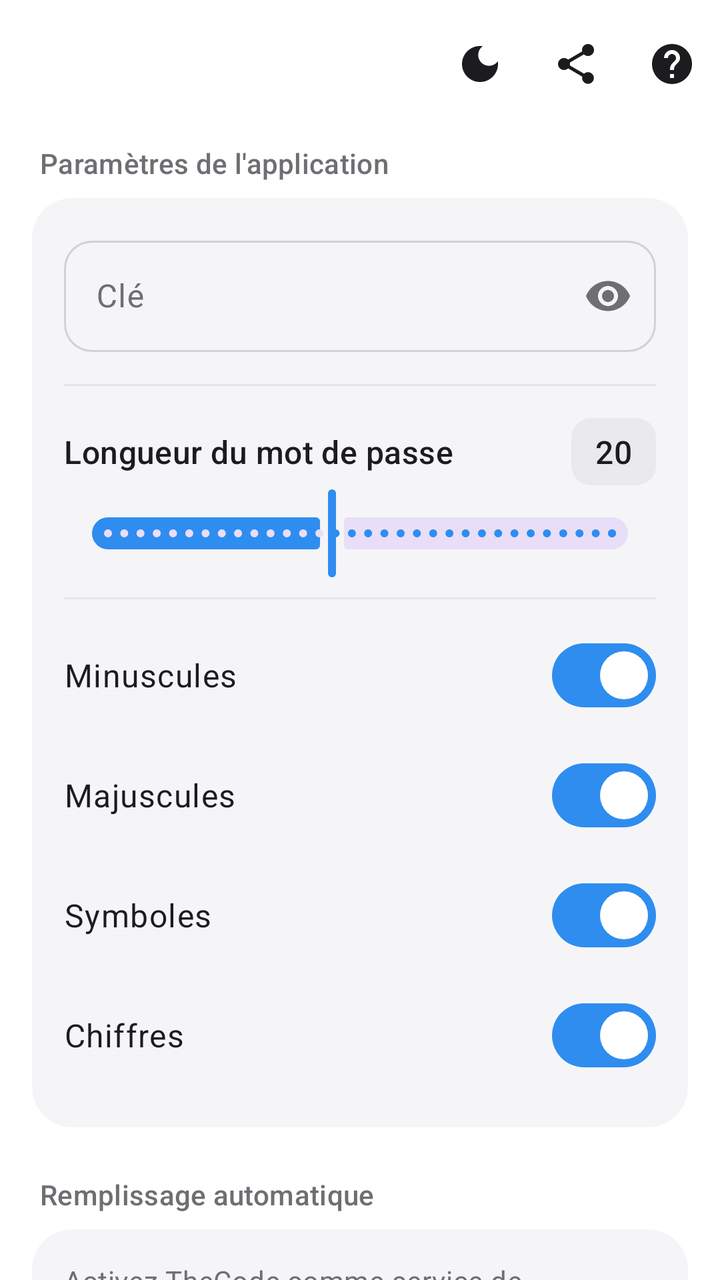
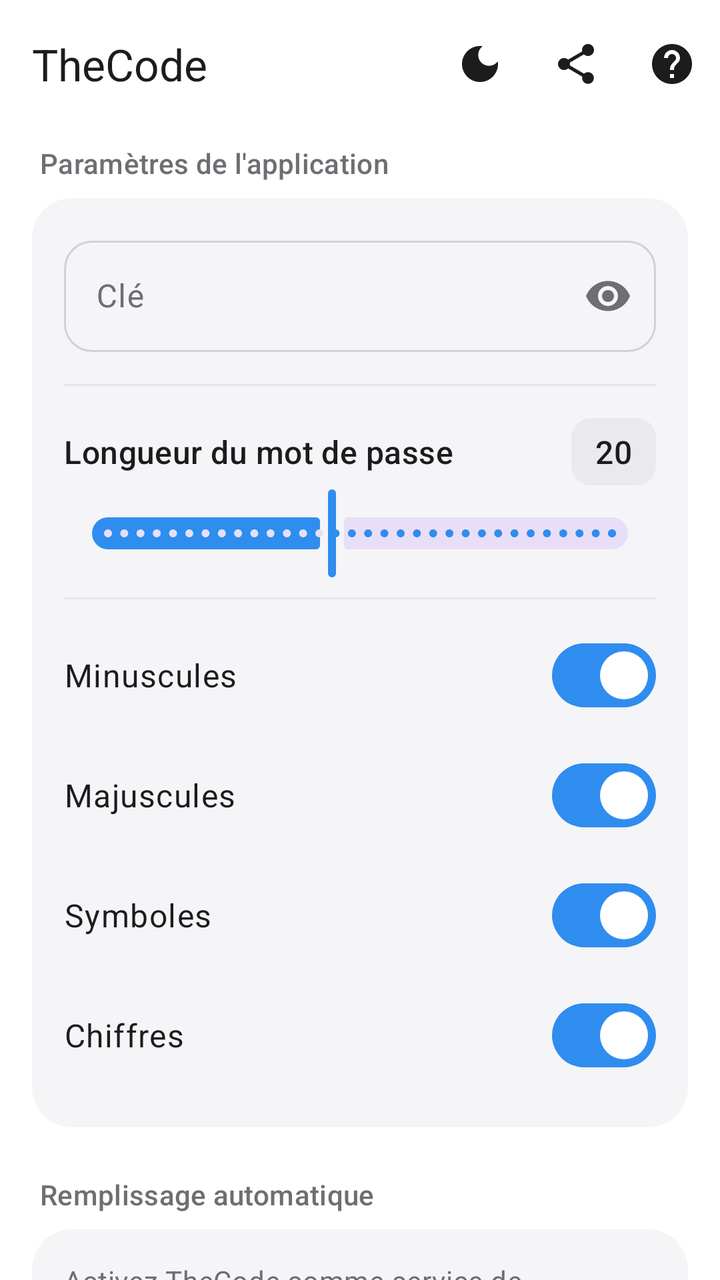

An Android layout rendered at two revisions. The XML below is the earlier revision; the diff shows what the commit changed to produce the second picture.
<!-- AndroidManifest.xml: application theme Theme.TheCode -->
<!-- res/layout/activity_main.xml -->
<?xml version="1.0" encoding="utf-8"?>
<androidx.coordinatorlayout.widget.CoordinatorLayout
    xmlns:android="http://schemas.android.com/apk/res/android"
    xmlns:app="http://schemas.android.com/apk/res-auto"
    xmlns:tools="http://schemas.android.com/tools"
    android:layout_width="match_parent"
    android:layout_height="match_parent"
    android:background="?android:colorBackground"
    android:fitsSystemWindows="true">

    <com.google.android.material.appbar.AppBarLayout
        android:layout_width="match_parent"
        android:layout_height="wrap_content"
        android:background="?android:colorBackground"
        app:liftOnScroll="true">

        <com.google.android.material.appbar.CollapsingToolbarLayout
            android:id="@+id/collapsingToolbar"
            android:layout_width="match_parent"
            android:layout_height="wrap_content"
            app:contentScrim="?android:colorBackground"
            app:expandedTitleMarginStart="20dp"
            app:expandedTitleMarginBottom="16dp"
            app:expandedTitleTextAppearance="@style/TextAppearance.Material3.HeadlineLarge"
            app:collapsedTitleTextAppearance="@style/TextAppearance.Material3.TitleLarge"
            app:layout_scrollFlags="scroll|exitUntilCollapsed|snap"
            app:title="@string/app_name">

            <com.google.android.material.appbar.MaterialToolbar
                android:id="@+id/topAppBar"
                android:layout_width="match_parent"
                android:layout_height="?attr/actionBarSize"
                app:layout_collapseMode="pin"
                app:menu="@menu/menu_main" />

        </com.google.android.material.appbar.CollapsingToolbarLayout>
    </com.google.android.material.appbar.AppBarLayout>

    <androidx.core.widget.NestedScrollView
        android:layout_width="match_parent"
        android:layout_height="match_parent"
        android:clipToPadding="false"
        android:paddingBottom="32dp"
        app:layout_behavior="@string/appbar_scrolling_view_behavior">

        <LinearLayout
            android:layout_width="match_parent"
            android:layout_height="wrap_content"
            android:orientation="vertical"
            android:paddingHorizontal="16dp">

            
            <TextView
                android:layout_width="match_parent"
                android:layout_height="wrap_content"
                android:layout_marginTop="8dp"
                android:layout_marginStart="4dp"
                android:layout_marginBottom="8dp"
                android:text="@string/settings_section"
                android:textAppearance="@style/TextAppearance.Material3.LabelLarge"
                android:textColor="?attr/colorOnSurfaceVariant" />

            <com.google.android.material.card.MaterialCardView
                android:layout_width="match_parent"
                android:layout_height="wrap_content"
                app:cardCornerRadius="20dp"
                app:cardElevation="0dp"
                app:cardBackgroundColor="?attr/colorSurface"
                app:strokeWidth="0dp">

                <LinearLayout
                    android:layout_width="match_parent"
                    android:layout_height="wrap_content"
                    android:orientation="vertical"
                    android:padding="16dp">

                    
                    <com.google.android.material.textfield.TextInputLayout
                        android:id="@+id/keyInputLayout"
                        style="@style/Widget.Material3.TextInputLayout.OutlinedBox"
                        android:layout_width="match_parent"
                        android:layout_height="wrap_content"
                        android:hint="@string/key_label"
                        app:endIconMode="custom"
                        app:endIconDrawable="@drawable/ic_visibility"
                        app:endIconContentDescription="@string/show_key"
                        app:boxCornerRadiusTopStart="14dp"
                        app:boxCornerRadiusTopEnd="14dp"
                        app:boxCornerRadiusBottomStart="14dp"
                        app:boxCornerRadiusBottomEnd="14dp">

                        <com.google.android.material.textfield.TextInputEditText
                            android:id="@+id/keyEditText"
                            android:layout_width="match_parent"
                            android:layout_height="wrap_content"
                            android:autofillHints="off"
                            android:importantForAutofill="no"
                            android:inputType="textPassword"
                            android:singleLine="true" />
                    </com.google.android.material.textfield.TextInputLayout>

                    <View
                        android:layout_width="match_parent"
                        android:layout_height="1dp"
                        android:layout_marginVertical="16dp"
                        android:background="?attr/colorOutline"
                        android:alpha="0.4" />

                    
                    <LinearLayout
                        android:layout_width="match_parent"
                        android:layout_height="wrap_content"
                        android:orientation="horizontal"
                        android:gravity="center_vertical">

                        <TextView
                            android:layout_width="0dp"
                            android:layout_height="wrap_content"
                            android:layout_weight="1"
                            android:text="@string/length_label"
                            android:textAppearance="@style/TextAppearance.Material3.TitleMedium"
                            android:textColor="?attr/colorOnSurface" />

                        <TextView
                            android:id="@+id/lengthValueTextView"
                            android:layout_width="wrap_content"
                            android:layout_height="wrap_content"
                            android:minWidth="40dp"
                            android:gravity="center"
                            android:paddingHorizontal="12dp"
                            android:paddingVertical="6dp"
                            android:background="@drawable/bg_value_chip"
                            android:textAppearance="@style/TextAppearance.Material3.TitleMedium"
                            android:textColor="?attr/colorOnSurface"
                            android:text="20"
                            tools:ignore="HardcodedText" />
                    </LinearLayout>

                    <com.google.android.material.slider.Slider
                        android:id="@+id/lengthSlider"
                        android:layout_width="match_parent"
                        android:layout_height="wrap_content"
                        android:valueFrom="4"
                        android:valueTo="40"
                        android:stepSize="1"
                        android:value="20" />

                    <View
                        android:layout_width="match_parent"
                        android:layout_height="1dp"
                        android:layout_marginVertical="8dp"
                        android:background="?attr/colorOutline"
                        android:alpha="0.4" />

                    
                    <LinearLayout
                        android:layout_width="match_parent"
                        android:layout_height="wrap_content"
                        android:orientation="horizontal"
                        android:paddingVertical="6dp"
                        android:gravity="center_vertical">

                        <TextView
                            android:layout_width="0dp"
                            android:layout_height="wrap_content"
                            android:layout_weight="1"
                            android:text="@string/lowercase"
                            android:textAppearance="@style/TextAppearance.Material3.BodyLarge"
                            android:textColor="?attr/colorOnSurface" />

                        <com.google.android.material.materialswitch.MaterialSwitch
                            android:id="@+id/minSwitch"
                            android:layout_width="wrap_content"
                            android:layout_height="wrap_content"
                            android:checked="true" />
                    </LinearLayout>

                    <LinearLayout
                        android:layout_width="match_parent"
                        android:layout_height="wrap_content"
                        android:orientation="horizontal"
                        android:paddingVertical="6dp"
                        android:gravity="center_vertical">

                        <TextView
                            android:layout_width="0dp"
                            android:layout_height="wrap_content"
                            android:layout_weight="1"
                            android:text="@string/uppercase"
                            android:textAppearance="@style/TextAppearance.Material3.BodyLarge"
                            android:textColor="?attr/colorOnSurface" />

                        <com.google.android.material.materialswitch.MaterialSwitch
                            android:id="@+id/majSwitch"
                            android:layout_width="wrap_content"
                            android:layout_height="wrap_content"
                            android:checked="true" />
                    </LinearLayout>

                    <LinearLayout
                        android:layout_width="match_parent"
                        android:layout_height="wrap_content"
                        android:orientation="horizontal"
                        android:paddingVertical="6dp"
                        android:gravity="center_vertical">

                        <TextView
                            android:layout_width="0dp"
                            android:layout_height="wrap_content"
                            android:layout_weight="1"
                            android:text="@string/symbols"
                            android:textAppearance="@style/TextAppearance.Material3.BodyLarge"
                            android:textColor="?attr/colorOnSurface" />

                        <com.google.android.material.materialswitch.MaterialSwitch
                            android:id="@+id/symSwitch"
                            android:layout_width="wrap_content"
                            android:layout_height="wrap_content"
                            android:checked="true" />
                    </LinearLayout>

                    <LinearLayout
                        android:layout_width="match_parent"
                        android:layout_height="wrap_content"
                        android:orientation="horizontal"
                        android:paddingVertical="6dp"
                        android:gravity="center_vertical">

                        <TextView
                            android:layout_width="0dp"
                            android:layout_height="wrap_content"
                            android:layout_weight="1"
                            android:text="@string/digits"
                            android:textAppearance="@style/TextAppearance.Material3.BodyLarge"
                            android:textColor="?attr/colorOnSurface" />

                        <com.google.android.material.materialswitch.MaterialSwitch
                            android:id="@+id/chiSwitch"
                            android:layout_width="wrap_content"
                            android:layout_height="wrap_content"
                            android:checked="true" />
                    </LinearLayout>

                </LinearLayout>
            </com.google.android.material.card.MaterialCardView>

            
            <TextView
                android:layout_width="match_parent"
                android:layout_height="wrap_content"
                android:layout_marginTop="24dp"
                android:layout_marginStart="4dp"
                android:layout_marginBottom="8dp"
                android:text="@string/autofill_section"
                android:textAppearance="@style/TextAppearance.Material3.LabelLarge"
                android:textColor="?attr/colorOnSurfaceVariant" />

            <com.google.android.material.card.MaterialCardView
                android:layout_width="match_parent"
                android:layout_height="wrap_content"
                app:cardCornerRadius="20dp"
                app:cardElevation="0dp"
                app:cardBackgroundColor="?attr/colorSurface"
                app:strokeWidth="0dp">

                <LinearLayout
                    android:layout_width="match_parent"
                    android:layout_height="wrap_content"
                    android:orientation="vertical"
                    android:padding="16dp">

                    <TextView
                        android:layout_width="match_parent"
                        android:layout_height="wrap_content"
                        android:text="@string/autofill_card_description"
                        android:textAppearance="@style/TextAppearance.Material3.BodyMedium"
                        android:textColor="?attr/colorOnSurfaceVariant" />

                    <LinearLayout
                        android:layout_width="match_parent"
                        android:layout_height="wrap_content"
                        android:orientation="horizontal"
                        android:layout_marginTop="12dp"
                        android:gravity="center_vertical">

                        <View
                            android:id="@+id/autofillStatusDot"
                            android:layout_width="10dp"
                            android:layout_height="10dp"
                            android:background="@drawable/dot_status" />

                        <TextView
                            android:id="@+id/autofillStatusText"
                            android:layout_width="0dp"
                            android:layout_height="wrap_content"
                            android:layout_weight="1"
                            android:layout_marginStart="10dp"
                            android:textAppearance="@style/TextAppearance.Material3.BodyLarge"
                            android:textColor="?attr/colorOnSurface"
                            android:text="@string/autofill_status_inactive" />
                    </LinearLayout>

                    <com.google.android.material.button.MaterialButton
                        android:id="@+id/autofillButton"
                        style="@style/Widget.Material3.Button.TonalButton"
                        android:layout_width="match_parent"
                        android:layout_height="wrap_content"
                        android:layout_marginTop="12dp"
                        android:text="@string/autofill_enable" />

                </LinearLayout>
            </com.google.android.material.card.MaterialCardView>

            
            <TextView
                android:layout_width="match_parent"
                android:layout_height="wrap_content"
                android:layout_marginTop="24dp"
                android:layout_marginStart="4dp"
                android:layout_marginBottom="8dp"
                android:text="@string/generate_section"
                android:textAppearance="@style/TextAppearance.Material3.LabelLarge"
                android:textColor="?attr/colorOnSurfaceVariant" />

            <com.google.android.material.card.MaterialCardView
                android:layout_width="match_parent"
                android:layout_height="wrap_content"
                app:cardCornerRadius="20dp"
                app:cardElevation="0dp"
                app:cardBackgroundColor="?attr/colorSurface"
                app:strokeWidth="0dp">

                <LinearLayout
                    android:layout_width="match_parent"
                    android:layout_height="wrap_content"
                    android:orientation="vertical"
                    android:padding="16dp">

                    <com.google.android.material.textfield.TextInputLayout
                        style="@style/Widget.Material3.TextInputLayout.OutlinedBox"
                        android:layout_width="match_parent"
                        android:layout_height="wrap_content"
                        android:hint="@string/site_hint"
                        app:boxCornerRadiusTopStart="14dp"
                        app:boxCornerRadiusTopEnd="14dp"
                        app:boxCornerRadiusBottomStart="14dp"
                        app:boxCornerRadiusBottomEnd="14dp">

                        <com.google.android.material.textfield.TextInputEditText
                            android:id="@+id/siteEditText"
                            android:layout_width="match_parent"
                            android:layout_height="wrap_content"
                            android:autofillHints="off"
                            android:inputType="textUri"
                            android:singleLine="true" />
                    </com.google.android.material.textfield.TextInputLayout>

                    <LinearLayout
                        android:id="@+id/resultCard"
                        android:layout_width="match_parent"
                        android:layout_height="wrap_content"
                        android:orientation="vertical"
                        android:layout_marginTop="16dp"
                        android:visibility="gone">

                        <com.google.android.material.textfield.TextInputLayout
                            android:id="@+id/passwordInputLayout"
                            style="@style/Widget.Material3.TextInputLayout.OutlinedBox"
                            android:layout_width="match_parent"
                            android:layout_height="wrap_content"
                            android:hint="@string/generated_password_hint"
                            app:endIconMode="custom"
                            app:endIconDrawable="@drawable/ic_copy"
                            app:endIconContentDescription="@string/copy"
                            app:boxCornerRadiusTopStart="14dp"
                            app:boxCornerRadiusTopEnd="14dp"
                            app:boxCornerRadiusBottomStart="14dp"
                            app:boxCornerRadiusBottomEnd="14dp">

                            <com.google.android.material.textfield.TextInputEditText
                                android:id="@+id/passwordEditText"
                                android:layout_width="match_parent"
                                android:layout_height="wrap_content"
                                android:focusable="false"
                                android:fontFamily="monospace"
                                android:longClickable="true"
                                android:textIsSelectable="true" />
                        </com.google.android.material.textfield.TextInputLayout>

                        <TextView
                            android:id="@+id/securityLabelTextView"
                            android:layout_width="wrap_content"
                            android:layout_height="wrap_content"
                            android:layout_marginTop="8dp"
                            android:layout_marginStart="4dp"
                            android:textAppearance="@style/TextAppearance.Material3.LabelLarge" />

                    </LinearLayout>

                </LinearLayout>
            </com.google.android.material.card.MaterialCardView>

        </LinearLayout>
    </androidx.core.widget.NestedScrollView>

</androidx.coordinatorlayout.widget.CoordinatorLayout>
<!-- resources referenced by this layout -->
<resources>
  <!-- drawable bg_value_chip (drawable) -->
  <?xml version="1.0" encoding="utf-8"?>
  <shape xmlns:android="http://schemas.android.com/apk/res/android"
      android:shape="rectangle">
      <solid android:color="?attr/colorSurfaceVariant" />
      <corners android:radius="10dp" />
  </shape>
  <!-- drawable dot_status (drawable) -->
  <?xml version="1.0" encoding="utf-8"?>
  <shape xmlns:android="http://schemas.android.com/apk/res/android"
      android:shape="oval">
      <solid android:color="@color/safety_none" />
      <size android:width="10dp" android:height="10dp" />
  </shape>
  <!-- drawable ic_copy (drawable) -->
  <vector xmlns:android="http://schemas.android.com/apk/res/android"
      android:width="24dp"
      android:height="24dp"
      android:tint="?attr/colorOnSurfaceVariant"
      android:viewportWidth="24"
      android:viewportHeight="24">
      <path
          android:fillColor="@android:color/white"
          android:pathData="M16,1H4C2.9,1 2,1.9 2,3v14h2V3h12V1zM19,5H8C6.9,5 6,5.9 6,7v14c0,1.1 0.9,2 2,2h11c1.1,0 2,-0.9 2,-2V7C21,5.9 20.1,5 19,5zM19,21H8V7h11V21z" />
  </vector>
  <!-- drawable ic_visibility (drawable) -->
  <vector xmlns:android="http://schemas.android.com/apk/res/android"
      android:width="24dp"
      android:height="24dp"
      android:viewportWidth="24"
      android:viewportHeight="24"
      android:tint="?attr/colorOnSurfaceVariant">
      <path
          android:fillColor="@android:color/white"
          android:pathData="M12,4.5C7,4.5 2.73,7.61 1,12c1.73,4.39 6,7.5 11,7.5s9.27,-3.11 11,-7.5c-1.73,-4.39 -6,-7.5 -11,-7.5zM12,17c-2.76,0 -5,-2.24 -5,-5s2.24,-5 5,-5 5,2.24 5,5 -2.24,5 -5,5zM12,9c-1.66,0 -3,1.34 -3,3s1.34,3 3,3 3,-1.34 3,-3 -1.34,-3 -3,-3z" />
  </vector>
  <string name="app_name">TheCode</string>
  <string name="autofill_card_description">Activez TheCode comme service de remplissage automatique pour générer un mot de passe directement dans n\'importe quelle app ou site.</string>
  <string name="autofill_enable">Activer le remplissage automatique</string>
  <string name="autofill_section">Remplissage automatique</string>
  <string name="autofill_status_inactive">Désactivé — touchez pour configurer</string>
  <string name="copy">Copier</string>
  <string name="digits">Chiffres</string>
  <string name="generate_section">Générer un mot de passe pour un site</string>
  <string name="generated_password_hint">Mot de passe généré</string>
  <string name="key_label">Clé</string>
  <string name="length_label">Longueur du mot de passe</string>
  <string name="lowercase">Minuscules</string>
  <string name="settings_section">Paramètres de l\'application</string>
  <string name="show_key">Afficher la clé</string>
  <string name="site_hint">Nom du site</string>
  <string name="symbols">Symboles</string>
  <string name="uppercase">Majuscules</string>
  <color name="safety_none">#FE0101</color>
  <color name="brand_blue">#2E8DEF</color>
  <color name="background_light">#FFFFFFFF</color>
  <color name="brand_green">#1CD001</color>
  <color name="surface_light">#FFF5F5F7</color>
  <color name="surface_variant_light">#FFE9E9EE</color>
  <color name="on_surface_light">#FF1C1C1E</color>
  <color name="on_surface_variant_light">#FF6E6E73</color>
  <color name="outline_light">#FFD1D1D6</color>
  <style name="ThemeOverlay.TheCode.MaterialAlertDialog" parent="ThemeOverlay.Material3.MaterialAlertDialog">
          <item name="shapeAppearance">@style/ShapeAppearance.Material3.LargeComponent</item>
      </style>
  <!-- unchanged entries left out for length: 1 -->
</resources>

<!-- the commit's change to res/layout/activity_main.xml (unified diff, before → after) -->
@@ -14,26 +14,14 @@
         android:background="?android:colorBackground"
         app:liftOnScroll="true">
 
-        <com.google.android.material.appbar.CollapsingToolbarLayout
-            android:id="@+id/collapsingToolbar"
+        <com.google.android.material.appbar.MaterialToolbar
+            android:id="@+id/topAppBar"
             android:layout_width="match_parent"
-            android:layout_height="wrap_content"
-            app:contentScrim="?android:colorBackground"
-            app:expandedTitleMarginStart="20dp"
-            app:expandedTitleMarginBottom="16dp"
-            app:expandedTitleTextAppearance="@style/TextAppearance.Material3.HeadlineLarge"
-            app:collapsedTitleTextAppearance="@style/TextAppearance.Material3.TitleLarge"
-            app:layout_scrollFlags="scroll|exitUntilCollapsed|snap"
-            app:title="@string/app_name">
-
-            <com.google.android.material.appbar.MaterialToolbar
-                android:id="@+id/topAppBar"
-                android:layout_width="match_parent"
-                android:layout_height="?attr/actionBarSize"
-                app:layout_collapseMode="pin"
-                app:menu="@menu/menu_main" />
-
-        </com.google.android.material.appbar.CollapsingToolbarLayout>
+            android:layout_height="?attr/actionBarSize"
+            app:title="@string/app_name"
+            app:titleTextAppearance="@style/TextAppearance.Material3.TitleLarge"
+            app:titleTextColor="?attr/colorOnSurface"
+            app:menu="@menu/menu_main" />
     </com.google.android.material.appbar.AppBarLayout>
 
     <androidx.core.widget.NestedScrollView
